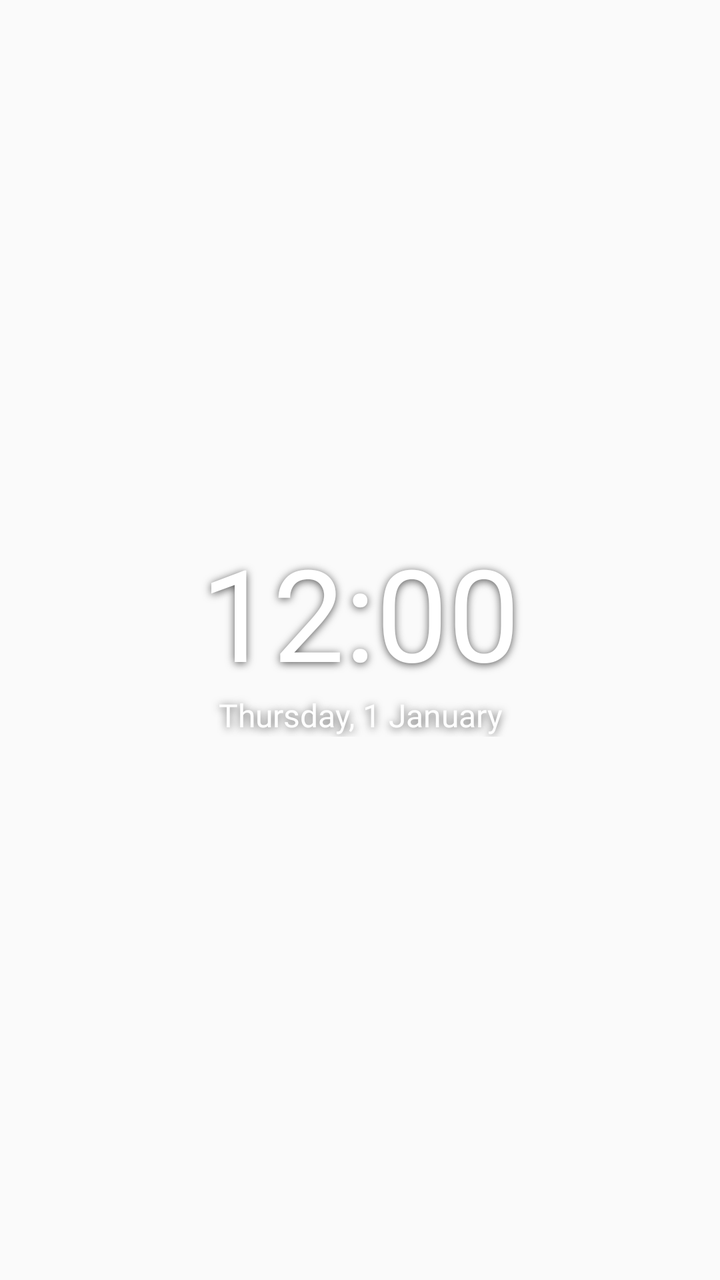
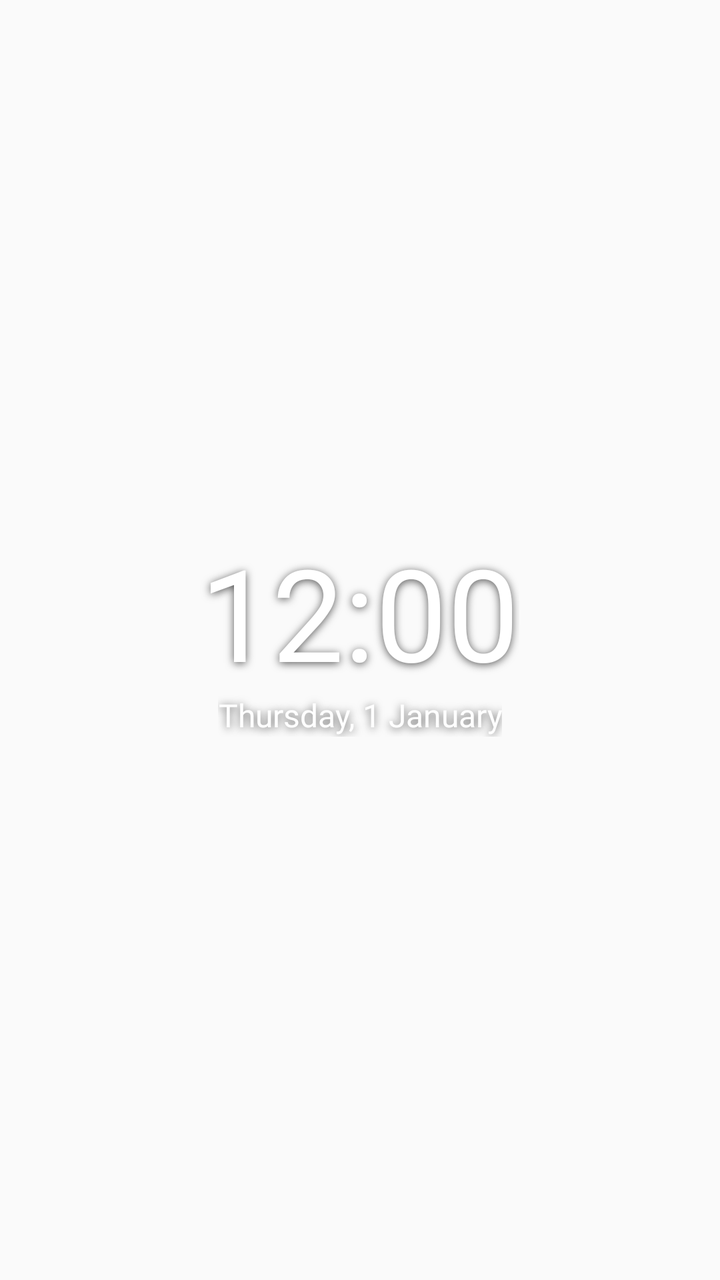

Compare the two renders of this Android layout. The source of the first and the diff that turns it into the second are given below.
<!-- AndroidManifest.xml: application theme Theme.WallpaperFit -->
<!-- res/layout/widget_clock_playfair_dark.xml -->
<?xml version="1.0" encoding="utf-8"?>
<LinearLayout xmlns:android="http://schemas.android.com/apk/res/android"
    android:id="@+id/clock_root"
    android:layout_width="match_parent"
    android:layout_height="match_parent"
    android:gravity="center"
    android:orientation="vertical"
    android:padding="0dp">

    
    <TextClock
        android:id="@+id/clock_date_top"
        android:layout_width="match_parent"
        android:layout_height="wrap_content"
        android:fontFamily="@font/playfair_display"
        android:format12Hour="EEE, d MMM"
        android:format24Hour="EEE, d MMM"
        android:gravity="center"
        android:includeFontPadding="false"
        android:maxLines="1"
        android:textColor="#FFFFFFFF"
        android:textSize="16sp"
        android:visibility="gone"
        android:shadowColor="#AA000000"
        android:shadowDx="0"
        android:shadowDy="2"
        android:shadowRadius="10" />

    <TextClock
        android:id="@+id/clock_time"
        android:layout_width="match_parent"
        android:layout_height="wrap_content"
        android:fontFamily="@font/playfair_display"
        android:format12Hour="h:mm"
        android:format24Hour="HH:mm"
        android:gravity="center"
        android:includeFontPadding="false"
        android:maxLines="1"
        android:textColor="#FFFFFFFF"
        android:textSize="64sp"
        android:shadowColor="#AA000000"
        android:shadowDx="0"
        android:shadowDy="2"
        android:shadowRadius="10" />

    <TextClock
        android:id="@+id/clock_date"
        android:layout_width="match_parent"
        android:layout_height="wrap_content"
        android:fontFamily="@font/playfair_display"
        android:format12Hour="EEEE, d MMMM"
        android:format24Hour="EEEE, d MMMM"
        android:gravity="center"
        android:maxLines="1"
        android:textColor="#FFFFFFFF"
        android:textSize="16sp"
        android:shadowColor="#AA000000"
        android:shadowDx="0"
        android:shadowDy="2"
        android:shadowRadius="10" />
</LinearLayout>
<!-- resources referenced by this layout -->
<resources>
  <style name="Theme.WallpaperFit" parent="android:Theme.Material.Light.NoActionBar" />
</resources>

<!-- the commit's change to res/layout/widget_clock_playfair_dark.xml (unified diff, before → after) -->
@@ -10,7 +10,7 @@
     
     <TextClock
         android:id="@+id/clock_date_top"
-        android:layout_width="match_parent"
+        android:layout_width="wrap_content"
         android:layout_height="wrap_content"
         android:fontFamily="@font/playfair_display"
         android:format12Hour="EEE, d MMM"
@@ -28,7 +28,7 @@
 
     <TextClock
         android:id="@+id/clock_time"
-        android:layout_width="match_parent"
+        android:layout_width="wrap_content"
         android:layout_height="wrap_content"
         android:fontFamily="@font/playfair_display"
         android:format12Hour="h:mm"
@@ -45,7 +45,7 @@
 
     <TextClock
         android:id="@+id/clock_date"
-        android:layout_width="match_parent"
+        android:layout_width="wrap_content"
         android:layout_height="wrap_content"
         android:fontFamily="@font/playfair_display"
         android:format12Hour="EEEE, d MMMM"
